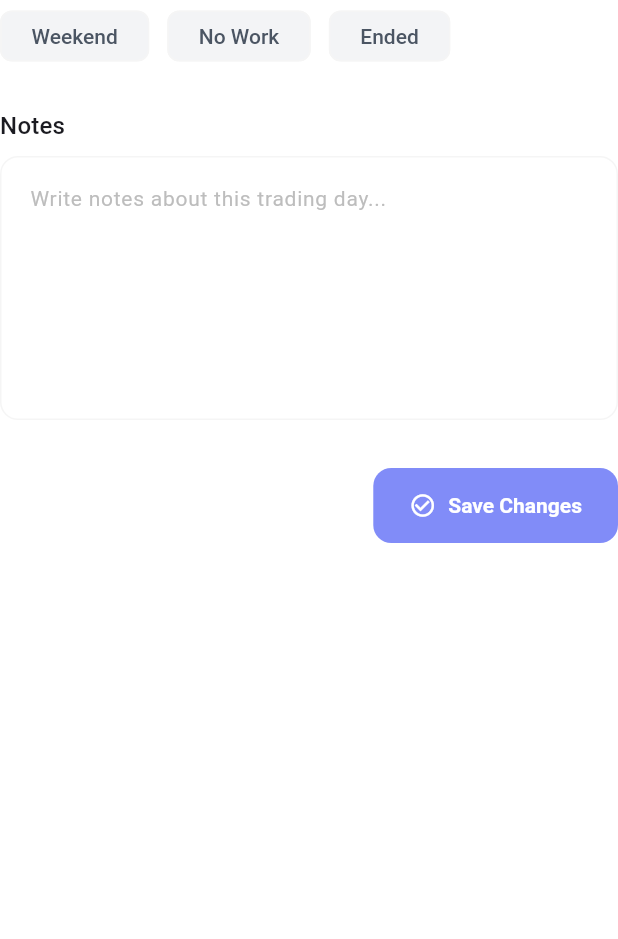
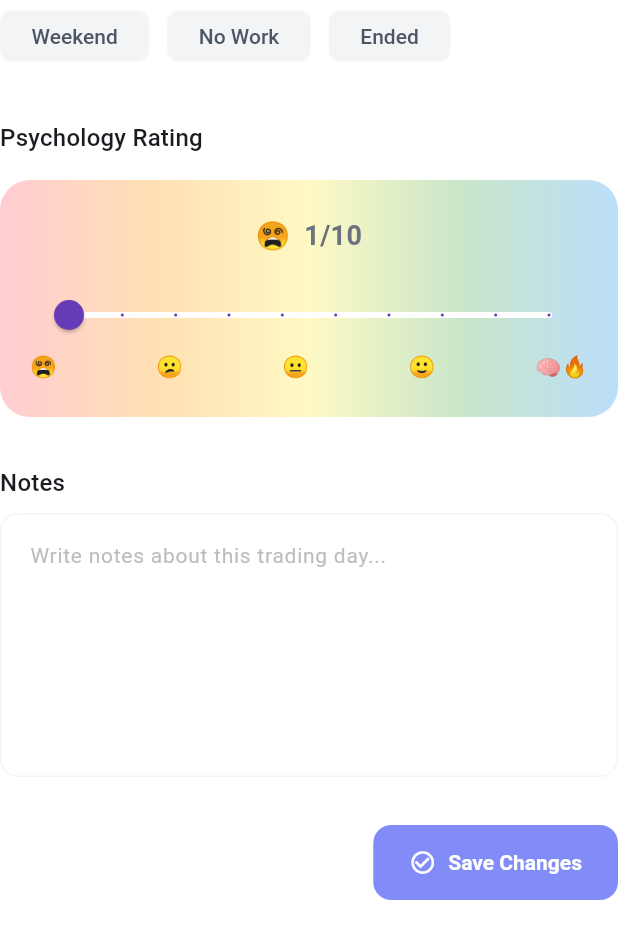
Before and after one commit to mariazayed/tm_dashboard, a Flutter app: the DayStatus widget shown alone on an empty page, opened directly with empty values, on a phone screen of 412 x 824 dp. Shown: the top 939 px of the screen. Run offline on Flutter 3.47's test engine with Material 3 defaults, Android fonts, the phone set to English and light mode, and no system bars; our stand-ins replace fl_chart, flutter_bloc, go_router, shimmer; network calls fail.

Commit message:
Refactor `BoostRuleModel` to `ScoreModel` and integrate `psychologyRate` into `DayModel`:
- Renamed `BoostRuleModel` to `ScoreModel` across all affected files.
- Updated `StaticDataResponse` to use the new `ScoreModel` and renamed related fields (`boostRules` → `scoreList`).
- Added `psychologyRate` field to `DayModel` and integrated it into settings and UI components.
- Enhanced `DayStatus` screen with a rating slider for `psychologyRate`, including dynamic emoji-based feedback.
- Cleaned up unused imports and adjusted related components for consistency.

```diff
--- a/lib/configs/routes.dart
+++ b/lib/configs/routes.dart
@@ -6,7 +6,6 @@
 import '../screens/assets/assets_screen.dart';
 import '../screens/calendar/calendar_screen.dart';
 import '../screens/dashboard/dashboard_screen.dart';
-import '../screens/memoir/memoir_screen.dart';
 import '../screens/reminder_notes/reminder_notes_screen.dart';
 import '../screens/risk_management/risk_management_screen.dart';
 import '../screens/trade_journal/trade_journal_screen.dart';
--- a/lib/models/day_model.dart
+++ b/lib/models/day_model.dart
@@ -1,10 +1,12 @@
 import 'package:intl/intl.dart';
 import 'package:tm_dashboard/enums/day_of_week_enum.dart';
+import 'package:tm_dashboard/enums/score_enum.dart';
 
 class DayModel {
   final int id;
   final DateTime date;
   final DayOfWeekEnum dayOfWeek;
+  final ScoreEnum? psychologyRate;
   final bool weekend;
   final bool noWork;
   final bool ended;
@@ -15,6 +17,7 @@
     required this.id,
     required this.date,
     required this.dayOfWeek,
+    this.psychologyRate,
     this.weekend = false,
     this.noWork = false,
     this.ended = false,
@@ -22,10 +25,17 @@
     this.exists = false,
   });
 
-  DayModel copyWith({bool? weekend, bool? noWork, bool? ended, String? notes}) {
+  DayModel copyWith({
+    bool? weekend,
+    bool? noWork,
+    bool? ended,
+    String? notes,
+    ScoreEnum? psychologyRate,
+  }) {
     return DayModel(
       id: id,
       dayOfWeek: dayOfWeek,
+      psychologyRate: psychologyRate,
       date: date,
       weekend: weekend ?? this.weekend,
       noWork: noWork ?? this.noWork,
@@ -39,6 +49,9 @@
       id: json['id'],
       date: DateTime.parse(json['date']),
       dayOfWeek: DayOfWeekEnum.fromValue(json['dayOfWeek']),
+      psychologyRate: json['psychologyRate'] != null
+          ? ScoreEnum.fromValue(json['psychologyRate'])
+          : null,
       weekend: json['weekend'] ?? false,
       noWork: json['noWork'] ?? false,
       ended: json['ended'] ?? false,
@@ -51,6 +64,7 @@
       'date': formatter.format(date),
       'dayOfWeek': dayOfWeek,
       'weekend': weekend,
+      'psychologyRate': psychologyRate,
       'noWork': noWork,
       'ended': ended,
       'notes': notes,
@@ -67,6 +81,7 @@
   Map<String, dynamic> toJson() => {
     // todo: the day of week has a wrong value in the initialization
     'dayOfWeek': date.weekday,
+    'psychologyRate': psychologyRate?.value,
     'date': formatter.format(date),
     'weekend': weekend,
     'noWork': noWork,
--- a/lib/screens/calendar/day_status.dart
+++ b/lib/screens/calendar/day_status.dart
@@ -1,5 +1,6 @@
 import 'package:flutter/material.dart';
 
+import '../../../enums/score_enum.dart';
 import '../../../models/day_model.dart';
 import '../../../services/day_service.dart';
 import 'calendar_state.dart';
@@ -23,7 +24,9 @@
   bool noWork = false;
   bool ended = false;
 
-  String _notes = ''; // Safe default for notes
+  String _notes = '';
+
+  ScoreEnum? _psychologyRate; // nullable → no default value
 
   @override
   void initState() {
@@ -47,12 +50,22 @@
 
     _notes = widget.day.notes ?? '';
     _notesController.text = _notes;
+
+    _psychologyRate = widget.day.psychologyRate; // no default
   }
 
   @override
   void dispose() {
     _notesController.dispose();
     super.dispose();
+  }
+
+  String _emojiForScore(int value) {
+    if (value <= 2) return "😵";
+    if (value <= 4) return "😕";
+    if (value <= 6) return "😐";
+    if (value <= 8) return "🙂";
+    return "🧠🔥";
   }
 
   @override
@@ -63,33 +76,89 @@
         /// -------- Status Chips --------
         Wrap(
           spacing: 12,
-
           children: [
             FilterChip(
               label: const Text("Weekend"),
               selected: weekend,
-              onSelected: (v) => setState(() {
-                weekend = v;
-              }),
+              onSelected: (v) => setState(() => weekend = v),
             ),
             FilterChip(
               label: const Text("No Work"),
               selected: noWork,
-              onSelected: (v) => setState(() {
-                noWork = v;
-              }),
+              onSelected: (v) => setState(() => noWork = v),
             ),
             FilterChip(
               label: const Text("Ended"),
               selected: ended,
-              onSelected: (v) => setState(() {
-                ended = v;
-              }),
+              onSelected: (v) => setState(() => ended = v),
             ),
           ],
         ),
 
-        const SizedBox(height: 24),
+        const SizedBox(height: 32),
+
+        /// -------- Psychology Slider --------
+        Text(
+          "Psychology Rating",
+          style: Theme.of(context).textTheme.titleMedium,
+        ),
+
+        const SizedBox(height: 16),
+
+        Container(
+          padding: const EdgeInsets.symmetric(horizontal: 20, vertical: 24),
+          decoration: BoxDecoration(
+            gradient: LinearGradient(
+              colors: [
+                Colors.red.shade100,
+                Colors.orange.shade100,
+                Colors.yellow.shade100,
+                Colors.green.shade100,
+                Colors.blue.shade100,
+              ],
+            ),
+            borderRadius: BorderRadius.circular(20),
+          ),
+          child: Column(
+            children: [
+              Text(
+                _psychologyRate == null
+                    ? "Select your trading psychology mood"
+                    : "${_emojiForScore(_psychologyRate!.value)}  ${_psychologyRate!.value}/10",
+                style: const TextStyle(
+                  fontSize: 18,
+                  fontWeight: FontWeight.w600,
+                ),
+              ),
+              const SizedBox(height: 16),
+              Slider(
+                value: (_psychologyRate?.value ?? 1).toDouble(),
+                min: 1,
+                max: 10,
+                divisions: 9,
+                activeColor: Colors.deepPurple,
+                inactiveColor: Colors.white,
+                onChanged: (value) {
+                  setState(() {
+                    _psychologyRate = ScoreEnum.fromValue(value.round());
+                  });
+                },
+              ),
+              Row(
+                mainAxisAlignment: MainAxisAlignment.spaceBetween,
+                children: const [
+                  Text("😵"),
+                  Text("😕"),
+                  Text("😐"),
+                  Text("🙂"),
+                  Text("🧠🔥"),
+                ],
+              ),
+            ],
+          ),
+        ),
+
+        const SizedBox(height: 32),
 
         /// -------- Notes --------
         Text("Notes", style: Theme.of(context).textTheme.titleMedium),
@@ -128,6 +197,7 @@
   void _saveDaySettings() {
     final updated = widget.day.copyWith(
       weekend: weekend,
+      psychologyRate: _psychologyRate,
       noWork: noWork,
       ended: ended,
       notes: _notesController.text.trim(),
--- a/lib/services/day_service.dart
+++ b/lib/services/day_service.dart
@@ -32,6 +32,7 @@
   }
 
   Future<DayModel> update(int id, Object requestObj) async {
+    print(requestObj);
     final response = await http.put(
       Uri.parse('${ApiConstants.dayURL}/$id'),
       headers: {'Content-Type': 'application/json'},
```
Also changed, not shown: lib/models/score_model.dart (renamed from lib/models/boost_rule_model.dart, +4 -4 lines), lib/models/static_data.dart (+8 -8 lines).
